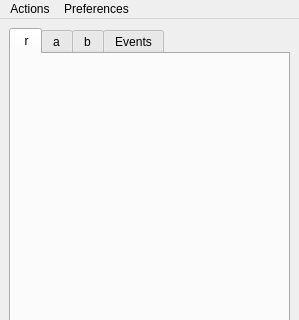
The window that widgets/mainWindow.ui (xmpp-graveyard/jabbim) describes before a commit, drawn with Qt 5; both pictures show x 0 to 299 and y 0 to 320 of the 299 by 694 pixel window.
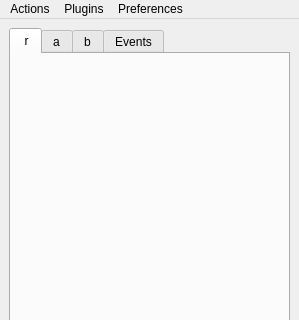
The same window after the commit. Icons and pictures are not drawn.

Commit message: menu pluginu

The edit to the form file:
```diff
--- a/widgets/mainWindow.ui
+++ b/widgets/mainWindow.ui
@@ -563,8 +563,16 @@
     <addaction name="actionJoin_Groupchat" />
     <addaction name="separator" />
     <addaction name="actionShow_XML" />
+    <addaction name="separator" />
+    <addaction name="actionQuit" />
+   </widget>
+   <widget class="QMenu" name="menuPlugins" >
+    <property name="title" >
+     <string>Plugins</string>
+    </property>
    </widget>
    <addaction name="menuAkce" />
+   <addaction name="menuPlugins" />
    <addaction name="menuPreferences" />
   </widget>
   <action name="actionShow_XML" >
```
Left out of the diff: 6 changed lines with no effect on the pictures. The commit also changes 3 other files.
